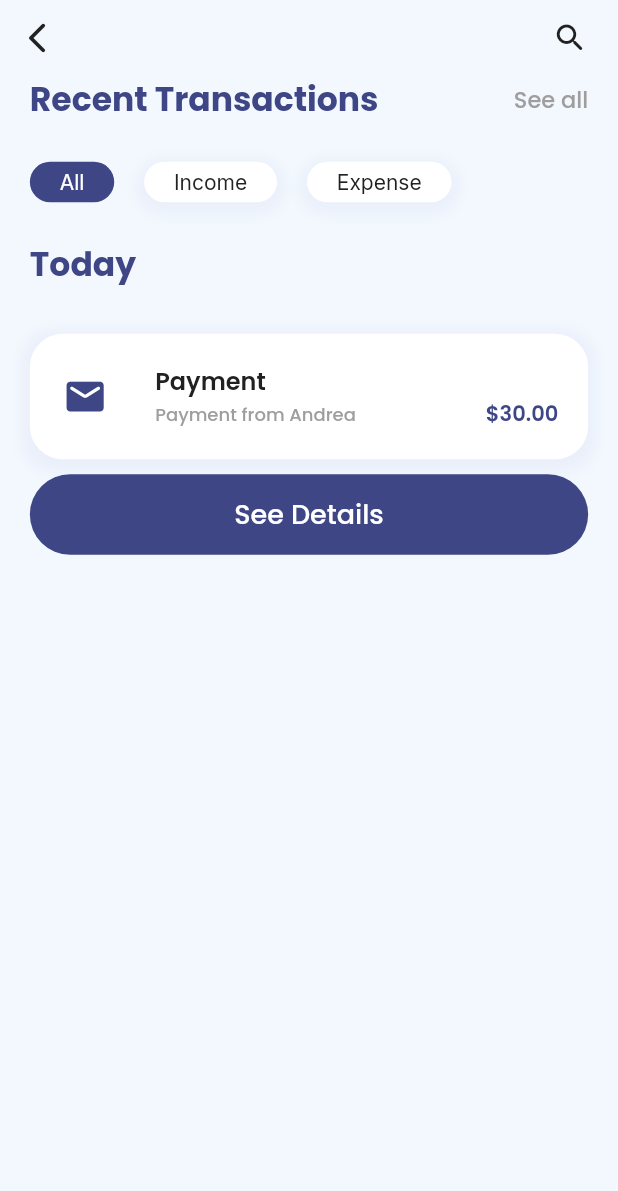
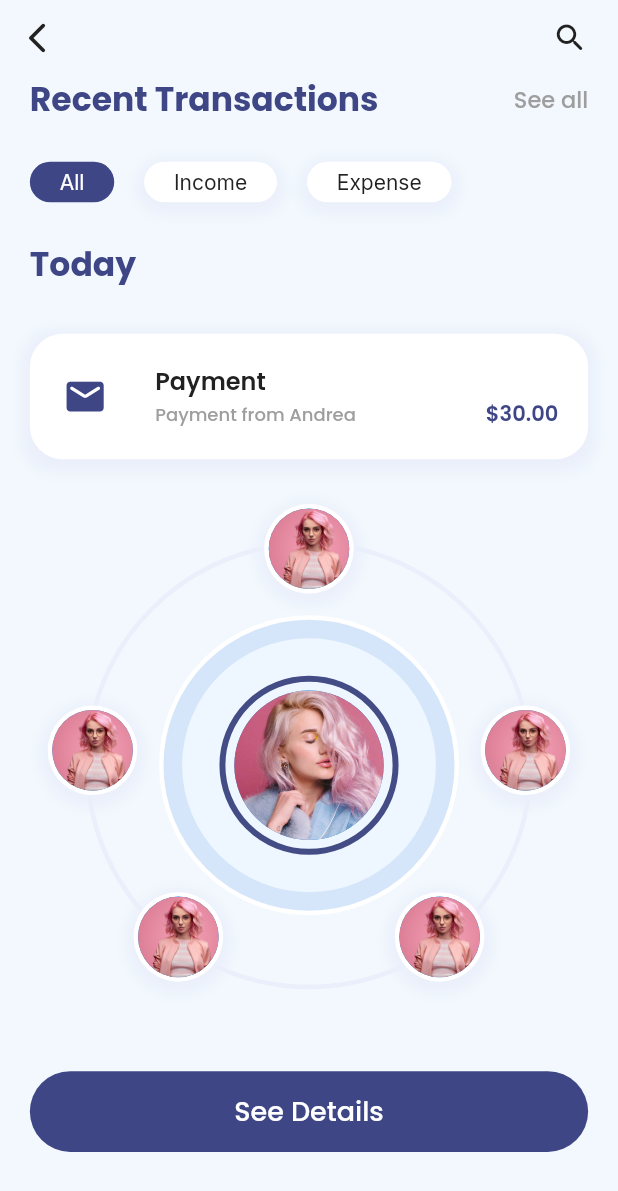
Before and after one commit to happy-mammal/dietosure-task-app, a Flutter app: the RecentScreen screen opened directly, on a phone screen of 412 x 824 dp. Shown: the top 1191 px of the screen. Run offline on Flutter 3.47's test engine with Material 2 defaults, Android fonts, the phone set to English and light mode, and no system bars; our stand-ins replace flutter_screenutil, google_fonts.

Commit message:
Did some more work :)

```diff
--- a/lib/screens/home_screen.dart
+++ b/lib/screens/home_screen.dart
@@ -48,8 +48,11 @@ class _HomeScreenState extends State<HomeScreen> {
     return SafeArea(
       child: Scaffold(
         backgroundColor: const Color(0xFFf2f8fd),
-        body: Padding(
+        body: Container(
+          width: MediaQuery.of(context).size.width,
+          height: MediaQuery.of(context).size.height,
           padding: EdgeInsets.symmetric(horizontal: 20.w, vertical: 10.w),
+          child: SingleChildScrollView(
             child: Column(
               children: [
                 const InfoCard(),
@@ -100,6 +103,7 @@ class _HomeScreenState extends State<HomeScreen> {
               ],
             ),
           ),
+        ),
         bottomNavigationBar: Theme(
           data: Theme.of(context).copyWith(
             canvasColor: const Color(0xFFf2f8fd),
--- a/lib/screens/recent_screen.dart
+++ b/lib/screens/recent_screen.dart
@@ -1,5 +1,6 @@
 import 'package:dietosure_task_app/widgets/custom_chip.dart';
 import 'package:dietosure_task_app/widgets/overview_card.dart';
+import 'package:dietosure_task_app/widgets/radar_profile.dart';
 import 'package:flutter/material.dart';
 import 'package:flutter_screenutil/flutter_screenutil.dart';
 import 'package:google_fonts/google_fonts.dart';
@@ -89,6 +90,9 @@ class _RecentScreenState extends State<RecentScreen> {
                 amount: "\$30.00",
                 hasIconBg: false,
               ),
+              SizedBox(height: 20.w),
+              const Center(child: RadarProfile()),
+              SizedBox(height: 30.w),
               Container(
                 height: 54.w,
                 alignment: Alignment.center,
--- a/lib/widgets/info_card.dart
+++ b/lib/widgets/info_card.dart
@@ -34,7 +34,7 @@ class _InfoCardState extends State<InfoCard> {
           ),
           SizedBox(height: 10.w),
           CircleAvatar(
-            backgroundColor: const Color(0xFF3e4685),
+            backgroundImage: const AssetImage("assets/profile1.jpg"),
             radius: 45.w,
           ),
           SizedBox(height: 10.w),
--- /dev/null
+++ b/lib/widgets/radar_avatar.dart
@@ -0,0 +1,36 @@
+import 'package:flutter/material.dart';
+import 'package:flutter_screenutil/flutter_screenutil.dart';
+
+class RadarAvatar extends StatefulWidget {
+  const RadarAvatar({Key? key}) : super(key: key);
+
+  @override
+  _RadarAvatarState createState() => _RadarAvatarState();
+}
+
+class _RadarAvatarState extends State<RadarAvatar> {
+  @override
+  Widget build(BuildContext context) {
+    return Container(
+      width: 60.w,
+      height: 60.w,
+      alignment: Alignment.center,
+      child: CircleAvatar(
+        radius: 27.w,
+        backgroundImage: const AssetImage("assets/profile2.jpg"),
+      ),
+      decoration: BoxDecoration(
+        color: Colors.white,
+        borderRadius: BorderRadius.circular(50.w),
+        boxShadow: const [
+          BoxShadow(
+            color: Color(0xFFeaeffb),
+            spreadRadius: 5,
+            blurRadius: 7,
+            offset: Offset(0, 3),
+          )
+        ],
+      ),
+    );
+  }
+}
--- /dev/null
+++ b/lib/widgets/radar_profile.dart
@@ -0,0 +1,101 @@
+import 'package:dietosure_task_app/widgets/radar_avatar.dart';
+import 'package:flutter/material.dart';
+import 'package:flutter_screenutil/flutter_screenutil.dart';
+
+class RadarProfile extends StatefulWidget {
+  const RadarProfile({Key? key}) : super(key: key);
+
+  @override
+  _RadarProfileState createState() => _RadarProfileState();
+}
+
+class _RadarProfileState extends State<RadarProfile> {
+  @override
+  Widget build(BuildContext context) {
+    return Stack(
+      children: [
+        Container(
+          width: 350.w,
+          height: 350.w,
+          alignment: Alignment.center,
+          child: Container(
+            width: 300.w,
+            height: 300.w,
+            alignment: Alignment.center,
+            child: Container(
+              width: 200,
+              height: 200,
+              alignment: Alignment.center,
+              child: Container(
+                width: 170.w,
+                height: 170.w,
+                alignment: Alignment.center,
+                child: Container(
+                  width: 120.w,
+                  height: 120.w,
+                  alignment: Alignment.center,
+                  child: CircleAvatar(
+                    radius: 50.w,
+                    backgroundImage: const AssetImage("assets/profile1.jpg"),
+                  ),
+                  decoration: BoxDecoration(
+                    borderRadius: BorderRadius.circular(150.w),
+                    border: Border.all(
+                      width: 4.w,
+                      color: const Color(0xFF444c85),
+                    ),
+                  ),
+                ),
+                decoration: BoxDecoration(
+                  color: const Color(0xFFeef6ff),
+                  borderRadius: BorderRadius.circular(150.w),
+                ),
+              ),
+              decoration: BoxDecoration(
+                color: const Color(0xFFd5e6fb),
+                borderRadius: BorderRadius.circular(150.w),
+                border: Border.all(
+                  width: 3.w,
+                  color: Colors.white,
+                ),
+              ),
+            ),
+            decoration: BoxDecoration(
+              borderRadius: BorderRadius.circular(150.w),
+              border: Border.all(
+                width: 3.w,
+                color: const Color(0xFFebeefb),
+              ),
+            ),
+          ),
+        ),
+        Container(
+          width: 350.w,
+          height: 350.w,
+          alignment: Alignment.center,
+          child: Column(
+            children: [
+              const RadarAvatar(),
+              SizedBox(height: 75.w),
+              Row(
+                mainAxisAlignment: MainAxisAlignment.spaceBetween,
+                children: const [
+                  RadarAvatar(),
+                  RadarAvatar(),
+                ],
+              ),
+              SizedBox(height: 65.w),
+              Row(
+                mainAxisAlignment: MainAxisAlignment.spaceAround,
+                children: const [
+                  RadarAvatar(),
+                  RadarAvatar(),
+                ],
+              ),
+            ],
+          ),
+        ),
+      ],
+    );
+  }
+}
```
Also changed, not shown: lib/main.dart (+53 -1 lines), lib/screens/login_screen.dart (+14 -10 lines), assets/profile1.jpg (added), assets/profile2.jpg (added). Lines whose indentation alone changed are shown as unchanged.
